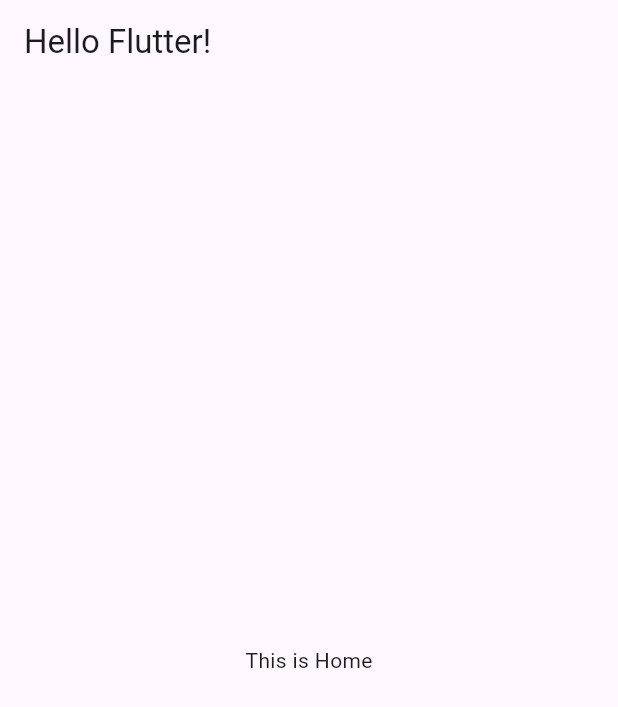
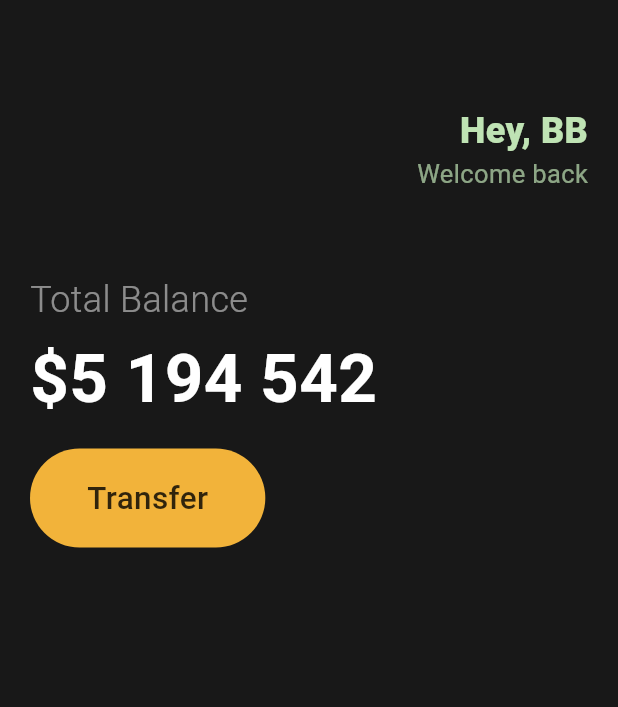
Before and after one commit to chhhhhyoo/FluttToon, a Flutter app: the screen it shows after launch, on a phone screen of 412 x 824 dp. Shown: the top 707 px of the screen. Run offline on Flutter 3.47's test engine with Material 3 defaults, Android fonts, the phone set to English and light mode, and no system bars.

Commit message:
Update main.dart

```diff
--- a/lib/main.dart
+++ b/lib/main.dart
@@ -11,11 +11,87 @@ class App extends StatelessWidget {
   Widget build(BuildContext context) {
     return MaterialApp(
       home: Scaffold(
-        appBar: AppBar(
-          title: const Text("Hello Flutter!"),
-        ),
-        body: const Center(
-          child: Text("This is Home"),
+        backgroundColor: const Color(0xFF181818),
+        body: Padding(
+          padding: const EdgeInsets.symmetric(horizontal: 20),
+          child: Column(
+            crossAxisAlignment: CrossAxisAlignment.start,
+            children: [
+              const SizedBox(
+                height: 70,
+              ),
+              Row(
+                mainAxisAlignment: MainAxisAlignment.end,
+                children: [
+                  Column(
+                    crossAxisAlignment: CrossAxisAlignment.end,
+                    children: [
+                      const Text(
+                        'Hey, BB',
+                        style: TextStyle(
+                            color: Color(0xFFBFE3B4),
+                            fontSize: 24,
+                            fontWeight: FontWeight.w800),
+                      ),
+                      Text(
+                        'Welcome back',
+                        style: TextStyle(
+                          color: const Color(0xFFBFE3B4).withOpacity(0.7),
+                          fontSize: 17,
+                        ),
+                      ),
+                    ],
+                  ),
+                ],
+              ),
+              const SizedBox(
+                height: 55,
+              ),
+              Text(
+                "Total Balance",
+                style: TextStyle(
+                  fontSize: 24,
+                  fontWeight: FontWeight.w300,
+                  color: Colors.white.withOpacity(0.5),
+                ),
+              ),
+              const SizedBox(
+                height: 3,
+              ),
+              const Text(
+                "\$5 194 542",
+                style: TextStyle(
+                  fontSize: 45,
+                  fontWeight: FontWeight.w700,
+                  color: Colors.white,
+                ),
+              ),
+              const SizedBox(
+                height: 15,
+              ),
+              Row(
+                children: [
+                  Container(
+                      decoration: BoxDecoration(
+                          color: const Color(0xFFF2B33A),
+                          borderRadius: BorderRadius.circular(45)),
+                      child: Padding(
+                        padding: const EdgeInsets.symmetric(
+                          vertical: 18,
+                          horizontal: 38,
+                        ),
+                        child: Text(
+                          "Transfer",
+                          style: TextStyle(
+                              fontSize: 21,
+                              fontWeight: FontWeight.w500,
+                              color: Colors.black.withOpacity(0.8)),
+                        ),
+                      ))
+                ],
+              )
+            ],
+          ),
         ),
       ),
     );
```
